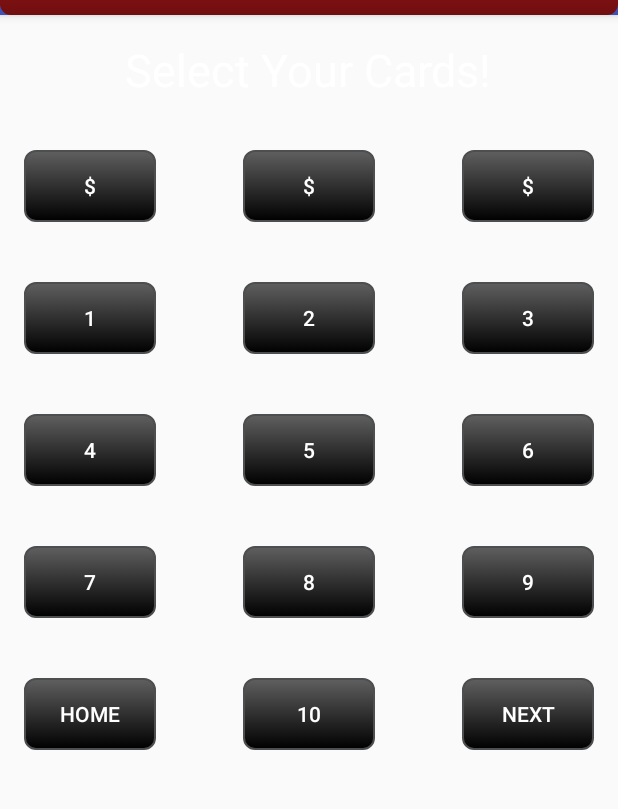
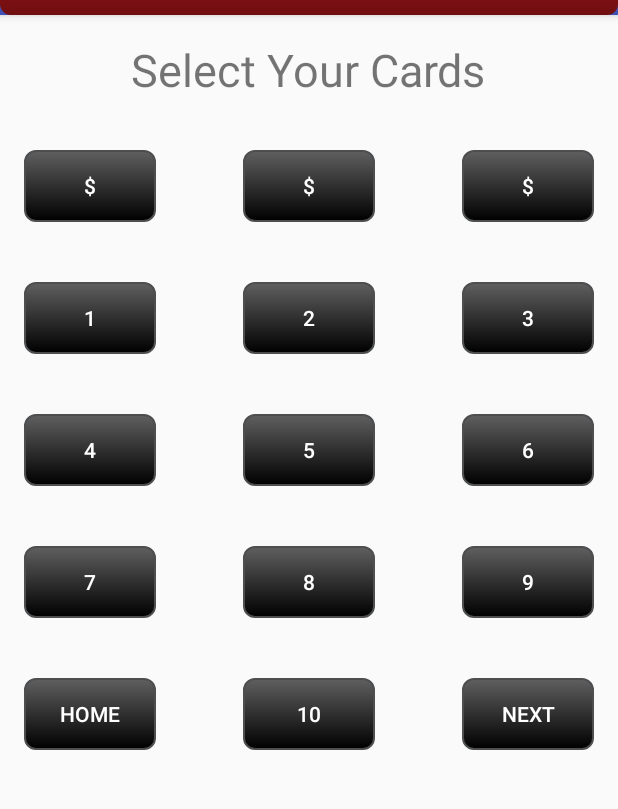
Before and after one commit to chrisjmendoza/LostCitiesCounter, an Android app: the CardSelector screen opened directly, with no data from a screen before it, on a phone screen of 412 x 824 dp, the part 69-878 px from its top. Run offline under Robolectric (Android 15) with nearby library versions, the phone set to English and light mode, and no system bars.

```diff
--- a/app/src/main/res/layout/content_card_selector.xml
+++ b/app/src/main/res/layout/content_card_selector.xml
@@ -18,8 +18,7 @@
         android:layout_width="wrap_content"
         android:layout_height="wrap_content"
         android:layout_centerHorizontal="true"
-        android:text="Select Your Cards!"
-        android:textColor="@color/white"
+        android:text="@string/selectCards"
         android:textSize="30sp" />
 
     <Button
--- a/app/src/main/res/values/strings.xml
+++ b/app/src/main/res/values/strings.xml
@@ -19,5 +19,6 @@
     <string name="feedbackEmail">chris@cjinseattle.com</string>
     <string name="companyName">Ajochcas Inc. LLC</string>
     <string name="finalizeScore">Calculate Your Score</string>
+    <string name="selectCards">Select Your Cards</string>
 
 </resources>
```
Also changed, not shown: app/src/main/java/com/ajochcas/lostcitiescounter/CardSelector.java (+51 -5 lines).
